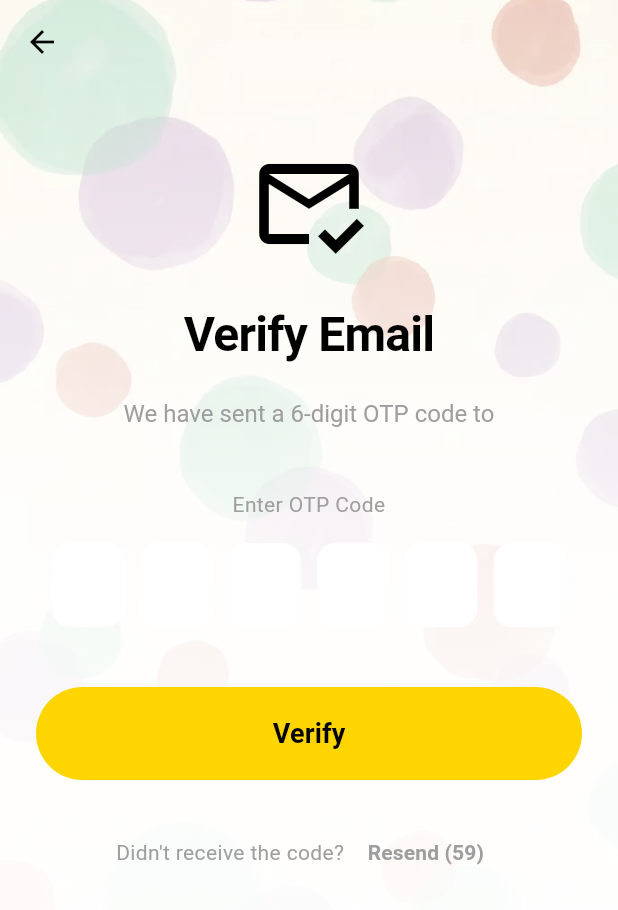
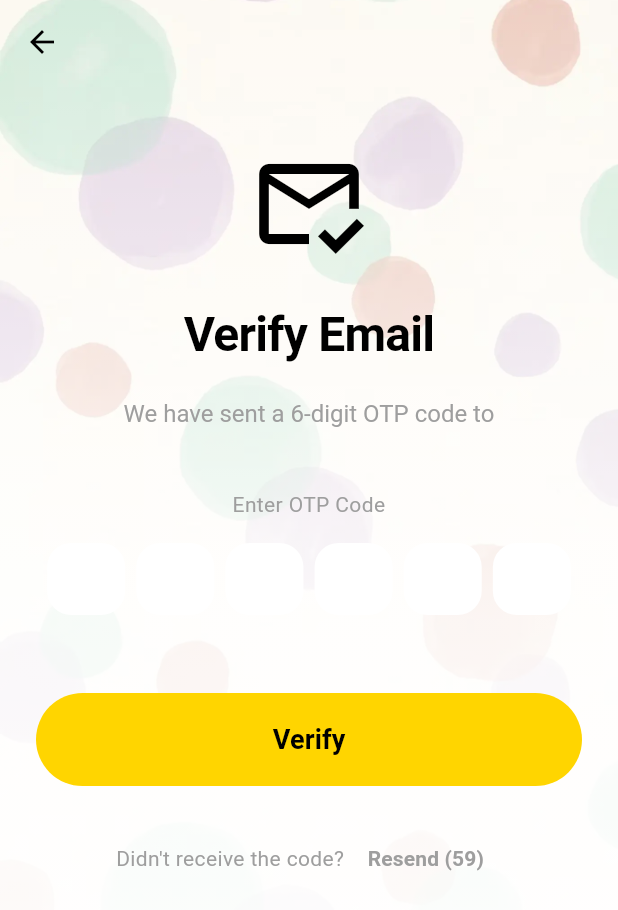
Before and after one commit to Fnrzz/ChatIn, a Flutter app: the OtpVerificationScreen screen opened directly with empty values, on a phone screen of 412 x 824 dp. Shown: the top 910 px of the screen. Run offline on Flutter 3.47's test engine with Material 3 defaults, Android fonts, the phone set to English and light mode, and no system bars; our stand-ins replace easy_localization, flutter_dotenv, google_sign_in, shared_preferences, supabase_flutter; missing offline and left inert: encrypt, flutter_math_fork, gpt_markdown; accounts and stored records are empty.

Commit message:
[FIXING] bug ui

```diff
--- a/chatin/lib/screens/otp_verification_screen.dart
+++ b/chatin/lib/screens/otp_verification_screen.dart
@@ -83,6 +83,15 @@ class _OtpVerificationScreenState extends State<OtpVerificationScreen> {
     try {
       await context.read<AuthProvider>().resendOtp(widget.email);
       _startResendTimer();
+
+      // Reset OTP fields
+      for (var controller in _controllers) {
+        controller.clear();
+      }
+      if (_focusNodes.isNotEmpty) {
+        _focusNodes.first.requestFocus();
+      }
+
       if (mounted) {
         ScaffoldMessenger.of(context).showSnackBar(
           const SnackBar(
@@ -165,12 +174,13 @@ class _OtpVerificationScreenState extends State<OtpVerificationScreen> {
                   children: List.generate(
                     6,
                     (index) => SizedBox(
-                      width: 48,
-                      height: 56,
+                      width: 52,
+                      height: 60,
                       child: TextField(
                         controller: _controllers[index],
                         focusNode: _focusNodes[index],
                         textAlign: TextAlign.center,
+                        textAlignVertical: TextAlignVertical.center,
                         keyboardType: TextInputType.number,
                         maxLength: 1,
                         style: TextStyle(
@@ -180,14 +190,15 @@ class _OtpVerificationScreenState extends State<OtpVerificationScreen> {
                         ),
                         decoration: InputDecoration(
                           counterText: "",
+                          contentPadding: EdgeInsets.zero,
                           filled: true,
                           fillColor: isDark ? Colors.grey.shade900 : Colors.white,
                           border: OutlineInputBorder(
-                            borderRadius: BorderRadius.circular(12),
+                            borderRadius: BorderRadius.circular(16),
                             borderSide: BorderSide.none,
                           ),
                           focusedBorder: OutlineInputBorder(
-                            borderRadius: BorderRadius.circular(12),
+                            borderRadius: BorderRadius.circular(16),
                             borderSide: const BorderSide(color: primaryYellow, width: 2),
                           ),
                         ),
```
Also changed, not shown: chatin/lib/screens/dashboard_screen.dart (+20 -2 lines).
